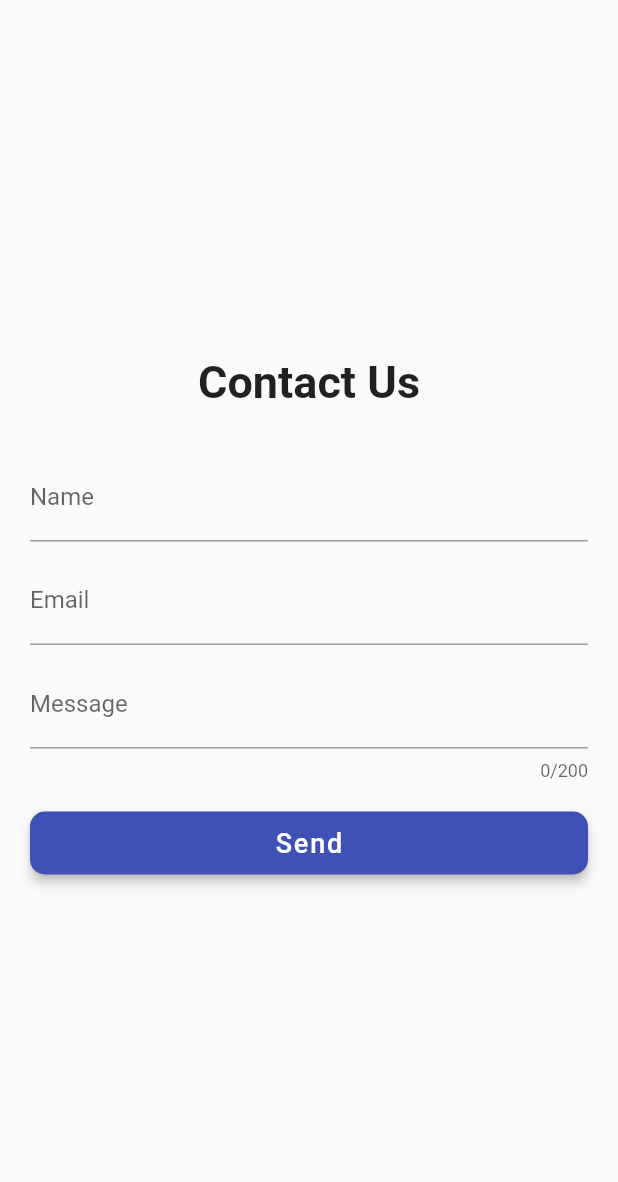
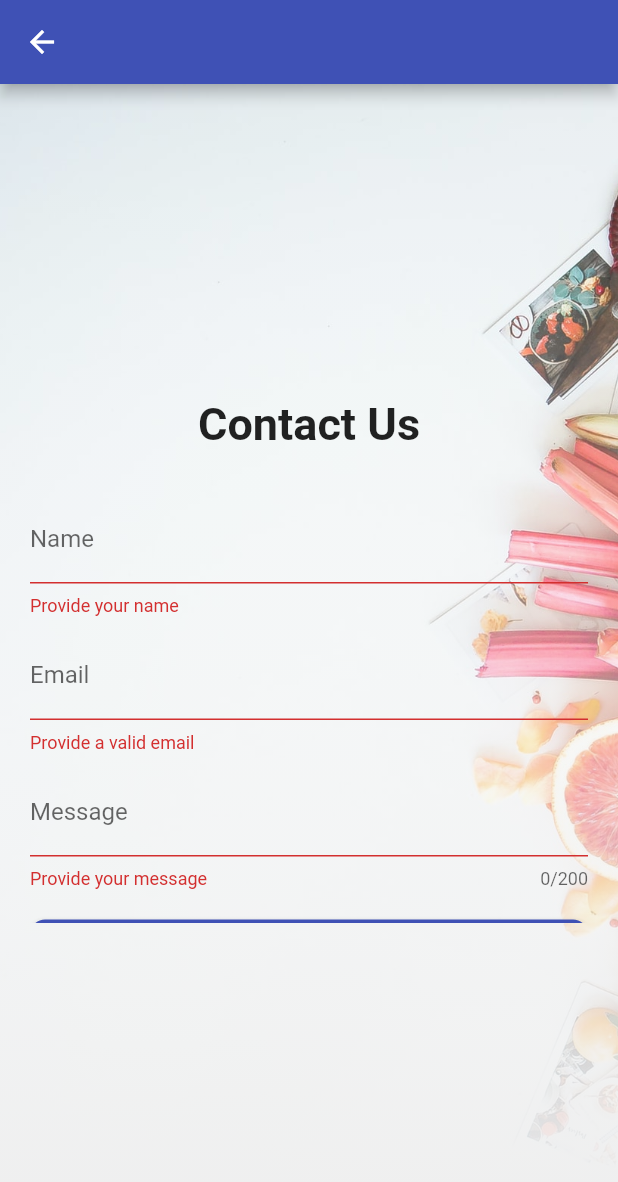
Before and after one commit to rragnarsd/grocery_app, a Flutter app: the ContactScreen screen opened by its route, after a tap on "Send", on a phone screen of 412 x 824 dp. Shown: the top 1182 px of the screen. Run offline on Flutter 3.47's test engine with Material 2 defaults, Android fonts, the light colour scheme and no system bars; our stand-ins replace badges, carousel_pro, cloud_firestore, firebase_auth, firebase_core, google_sign_in; missing offline and left inert: flutter_login_facebook, toggle_bar; accounts and stored records are empty; network calls fail.

Commit message:
contact screen finished

```diff
--- a/lib/screens/contact_screen.dart
+++ b/lib/screens/contact_screen.dart
@@ -1,4 +1,8 @@
+import 'package:cloud_firestore/cloud_firestore.dart';
 import 'package:flutter/material.dart';
+import 'package:grocery_app/widgets/alert_dialogs.dart';
+
+import '../constants.dart';
 
 class ContactScreen extends StatefulWidget {
   @override
@@ -6,36 +10,79 @@ class ContactScreen extends StatefulWidget {
 }
 
 class _ContactScreenState extends State<ContactScreen> {
-  final _formKey = GlobalKey<FormState>();
+  final _auth = FirebaseFirestore.instance;
+  GlobalKey<FormState> _contactFormKey = GlobalKey<FormState>();
+
+  final messageTextController = TextEditingController();
+  final nameTextController = TextEditingController();
+  final emailTextController = TextEditingController();
+  String name;
+  String email;
+  String message;
+
+  @override
+  void dispose() {
+    messageTextController.dispose();
+    nameTextController.dispose();
+    emailTextController.dispose();
+    super.dispose();
+  }
+
   @override
   Widget build(BuildContext context) {
     return Scaffold(
-      body: Padding(
+      appBar: AppBar(
+      ),
+      body: Container(
+        child: Stack(alignment: Alignment.center,
+            children: [
+              RotatedBox(
+                quarterTurns: 2,
+                child: Container(
+                  decoration: BoxDecoration(
+                    image: DecorationImage(
+                      image: AssetImage('assets/images/brooke-lark.jpg'),
+                      fit: BoxFit.cover,
+                    ),
+                  ),
+                ),
+              ),
+              Container(
+                height: double.infinity,
+                decoration: BoxDecoration(
+                  color: Colors.white,
+                  gradient: LinearGradient(
+                    begin: FractionalOffset.topCenter,
+                    end: FractionalOffset.bottomCenter,
+                    /*colors: [Colors.indigo.withOpacity(0.4), Colors.indigoAccent.shade200],*/
+                    colors: [Colors.white.withOpacity(0.0), Colors.grey.shade200],
+                    stops: [0.0, 1.0],
+                  ),
+                ),
+              ),
+              Padding(
                 padding: const EdgeInsets.all(20.0),
-        child: Column(
-            mainAxisAlignment: MainAxisAlignment.center,
-            crossAxisAlignment: CrossAxisAlignment.center,
-            children: [
-              Container(
+                child: Container(
                   height: 350,
                   child: SingleChildScrollView(
                     child: Column(
                       children: [
                         Form(
-                        key: _formKey,
+                          key: _contactFormKey,
                           child: Column(
                             children: [
                               Text(
                                 'Contact Us',
-                              style: TextStyle(
-                                fontSize: 30.0,
-                                fontWeight: FontWeight.w600,
-                              ),
+                            style: kTextStyleLarge.copyWith(fontSize: 30.0, fontWeight: FontWeight.w600),
                               ),
                               SizedBox(
                                 height: 30,
                               ),
                               TextFormField(
+                                controller: nameTextController,
+                                onChanged: (value) {
+                                  name = value;
+                                },
                                 decoration: InputDecoration(
                                   labelText: 'Name',
                                   border: UnderlineInputBorder(),
@@ -51,6 +98,11 @@ class _ContactScreenState extends State<ContactScreen> {
                                 height: 10.0,
                               ),
                               TextFormField(
+                                controller: emailTextController,
+                                onChanged: (value) {
+                                  email = value;
+                                },
+                                keyboardType: TextInputType.emailAddress,
                                 decoration: InputDecoration(
                                   labelText: 'Email',
                                   border: UnderlineInputBorder(),
@@ -68,6 +120,10 @@ class _ContactScreenState extends State<ContactScreen> {
                                 height: 10.0,
                               ),
                               TextFormField(
+                                controller: messageTextController,
+                                onChanged: (value) {
+                                  message = value;
+                                },
                                 decoration: InputDecoration(
                                   labelText: 'Message',
                                   border: UnderlineInputBorder(),
@@ -92,7 +148,8 @@ class _ContactScreenState extends State<ContactScreen> {
                           child: ElevatedButton(
                             child: Text(
                               'Send',
-                            style: TextStyle(fontSize: 18.0, letterSpacing: 1.2),
+                              style:
+                                  TextStyle(fontSize: 18.0, letterSpacing: 1.2),
                             ),
                             style: ElevatedButton.styleFrom(
                               elevation: 3,
@@ -101,10 +158,32 @@ class _ContactScreenState extends State<ContactScreen> {
                               ),
                               padding: EdgeInsets.all(10.0),
                             ),
-                          onPressed: () {},
+                            onPressed: () async {
+                              try {
+                                if (_contactFormKey.currentState.validate()) {
+                                  await _auth.collection('contactform').add({
+                                    'name': name,
+                                    'email': email,
+                                    'message': message
+                                  });
+                                  showAlertDialog(context,
+                                      title: '',
+                                      content: 'Your message has been delivered',
+                                      defaultActionText: 'Ok',
+                                  function: () => Navigator.pushNamed(context, '/BottomBarScreen'));
+                                  messageTextController.clear();
+                                  nameTextController.clear();
+                                  emailTextController.clear();
+                                }
+                              }
+                              catch (error) {
+                                print('Error, $error');
+                              }
+                            },
                           ),
                         ),
                       ],
+                    ),
                   ),
                 ),
               ),
--- a/lib/screens/home.dart
+++ b/lib/screens/home.dart
@@ -19,7 +19,6 @@ class _HomeScreenState extends State<HomeScreen> {
   Widget build(BuildContext context) {
     final productsData = Provider.of<Products>(context);
     final popularItems = productsData.popularProducts;
-    print('popularItems length ${popularItems.length}');
 
     return Scaffold(
       appBar: AppBar(
--- a/lib/widgets/alert_dialogs.dart
+++ b/lib/widgets/alert_dialogs.dart
@@ -6,6 +6,7 @@ Future<bool> showAlertDialog(
   @required String content,
   String cancelActionText,
   String color,
+  Function function,
   @required String defaultActionText,
 }) {
   return showDialog(
@@ -21,7 +22,8 @@ Future<bool> showAlertDialog(
             onPressed: () => Navigator.of(context).pop(false),
           ),
         OutlinedButton(
-          onPressed: () => Navigator.of(context).pop(true),
+          onPressed: function,
+          /*onPressed: () => Navigator.of(context).pop(true),*/
           child: Text(defaultActionText),
         )
       ],
--- a/lib/widgets/cart_full.dart
+++ b/lib/widgets/cart_full.dart
@@ -73,6 +73,7 @@ class _CartFullState extends State<CartFull> {
                                 content: 'This item will be removed!',
                                 defaultActionText: 'Continue',
                                 cancelActionText: 'Cancel',
+                                function: () => Navigator.of(context).pop(true)
                               );
                               if (continueRequest == true) {
                                 cartProvider
--- a/lib/widgets/wishlist_full.dart
+++ b/lib/widgets/wishlist_full.dart
@@ -74,6 +74,7 @@ class _WishListFullState extends State<WishListFull> {
                               content: 'This item will be removed!',
                               cancelActionText: 'Cancel',
                               defaultActionText: 'Continue',
+                                function: () => Navigator.of(context).pop(true)
                             );
                             if (continueRequest == true) {
                               favProvider.removeItemFromFav(widget.productId);
```
Also changed, not shown: lib/screens/cart.dart (+19 -19 lines), lib/screens/user.dart (+18 -12 lines). Lines whose indentation alone changed are shown as unchanged.
